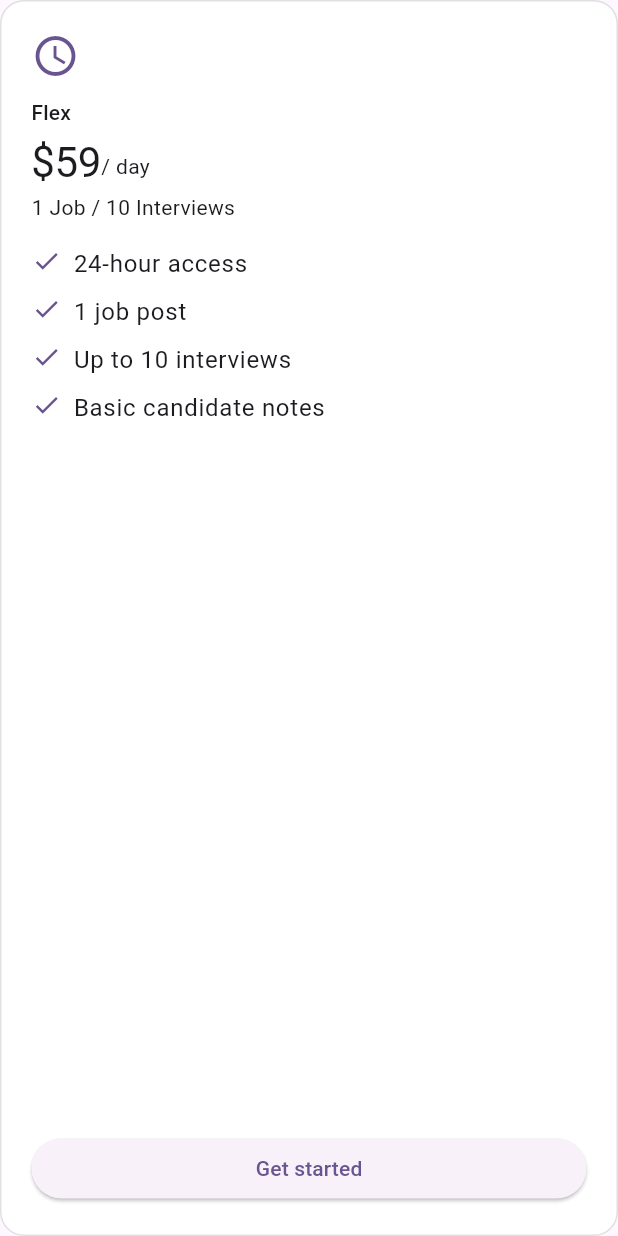
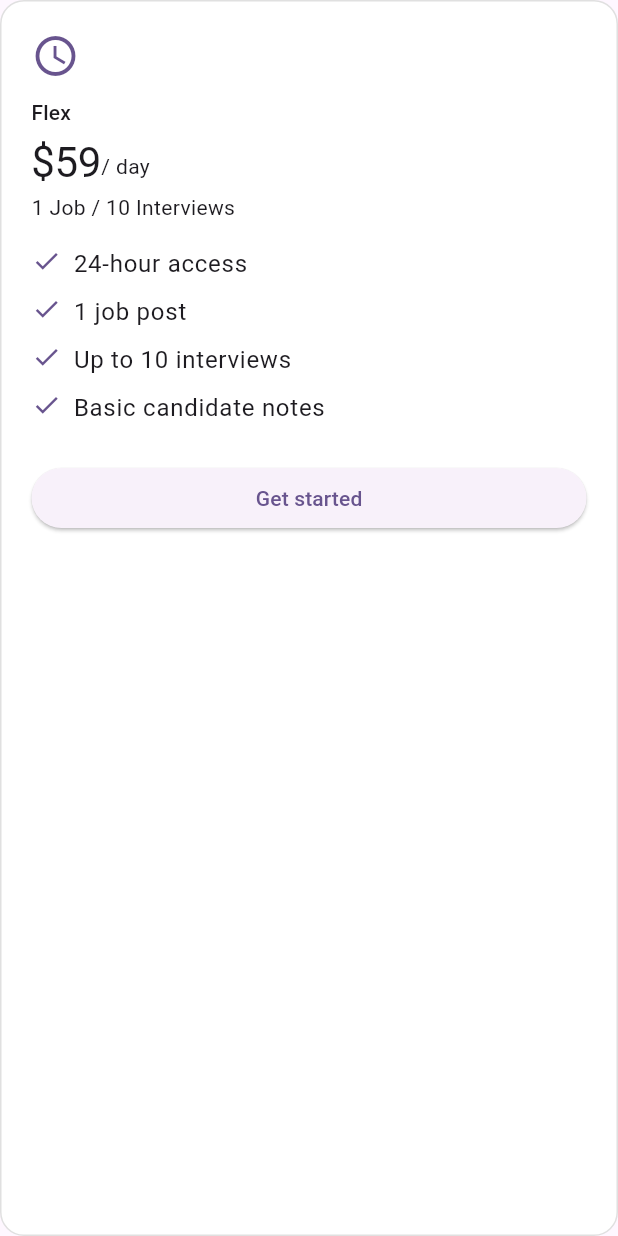
Before and after one commit to synergylabsdev/team2, a Flutter app: the _PlanCard widget shown alone on an empty page, opened directly, on a phone screen of 412 x 824 dp. Run offline on Flutter 3.47's test engine with Material 3 defaults, Android fonts, the phone set to English and light mode, and no system bars; our stand-ins replace bloc, cloud_firestore, cloud_functions, firebase_auth, firebase_core, flutter_bloc and 1 more; missing offline and left inert: flutter_stripe; accounts and stored records are empty; network calls fail.

Commit message:
ui error find

```diff
--- a/lib/features/auth/presentation/pages/employer_registration_page.dart
+++ b/lib/features/auth/presentation/pages/employer_registration_page.dart
@@ -4,6 +4,7 @@ import 'package:flutter_bloc/flutter_bloc.dart';
 import 'package:team2/features/auth/presentation/cubit/auth_cubit.dart';
 import 'package:team2/features/auth/presentation/cubit/auth_state.dart';
 import 'package:team2/features/auth/presentation/pages/home_page.dart';
+import 'package:team2/features/subscriptions/presentation/pages/subscription_page.dart';
 
 class EmployerRegistrationPage extends StatefulWidget {
   final String email;
@@ -317,7 +318,7 @@ class _EmployerRegistrationPageState extends State<EmployerRegistrationPage> {
                         Navigator.pushAndRemoveUntil(
                           context,
                           MaterialPageRoute(
-                            builder: (context) => const HomePage(),
+                            builder: (context) => const SubscriptionPage(),
                           ),
                           (route) => false,
                         );
--- a/lib/features/subscriptions/presentation/pages/subscription_page.dart
+++ b/lib/features/subscriptions/presentation/pages/subscription_page.dart
@@ -406,17 +406,11 @@ class _PlanCard extends StatelessWidget {
                     size: 20,
                   ),
                   const SizedBox(width: 8),
-                  Expanded(
-                    child: Text(
-                      feature,
-                      style: Theme.of(context).textTheme.bodyLarge,
-                    ),
-                  ),
+                  Text(feature, style: Theme.of(context).textTheme.bodyLarge),
                 ],
               ),
             ),
           ),
-          const Spacer(),
           const SizedBox(height: 16),
           SizedBox(
             width: double.infinity,
@@ -477,15 +471,9 @@ class _AddOnCard extends StatelessWidget {
                 size: 20,
               ),
               const SizedBox(width: 8),
-              Expanded(
-                child: Text(
-                  benefit,
-                  style: Theme.of(context).textTheme.bodyLarge,
-                ),
-              ),
+              Text(benefit, style: Theme.of(context).textTheme.bodyLarge),
             ],
           ),
-          const Spacer(),
           const SizedBox(height: 16),
           SizedBox(
             width: double.infinity,
```
Also changed, not shown: pubspec.lock.
